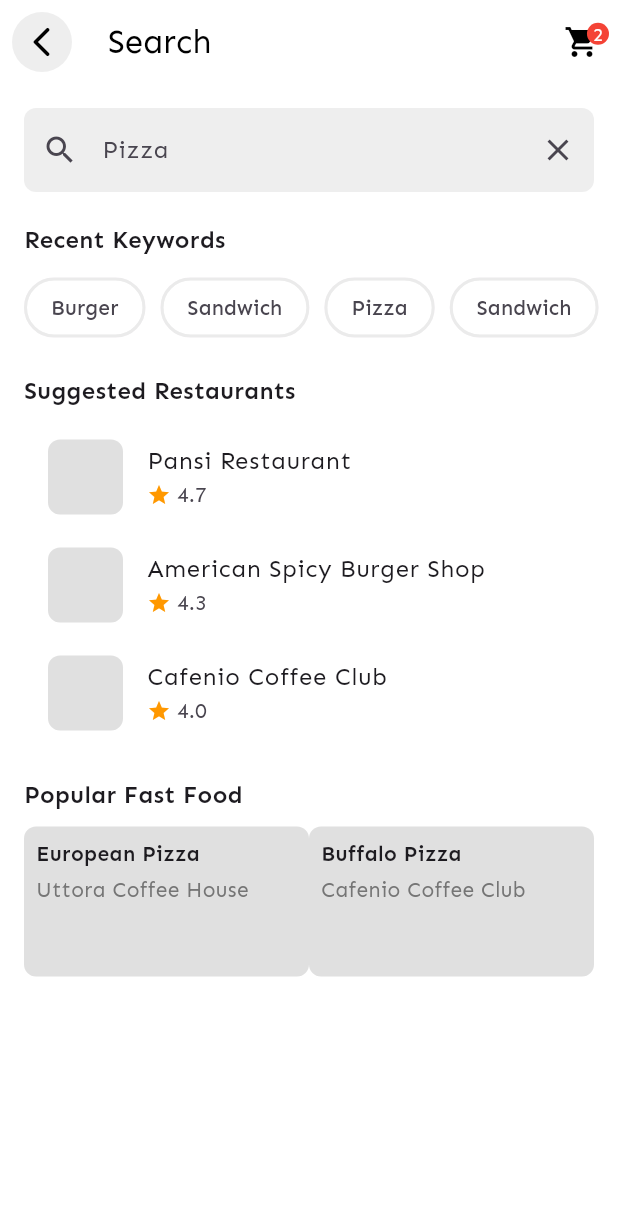
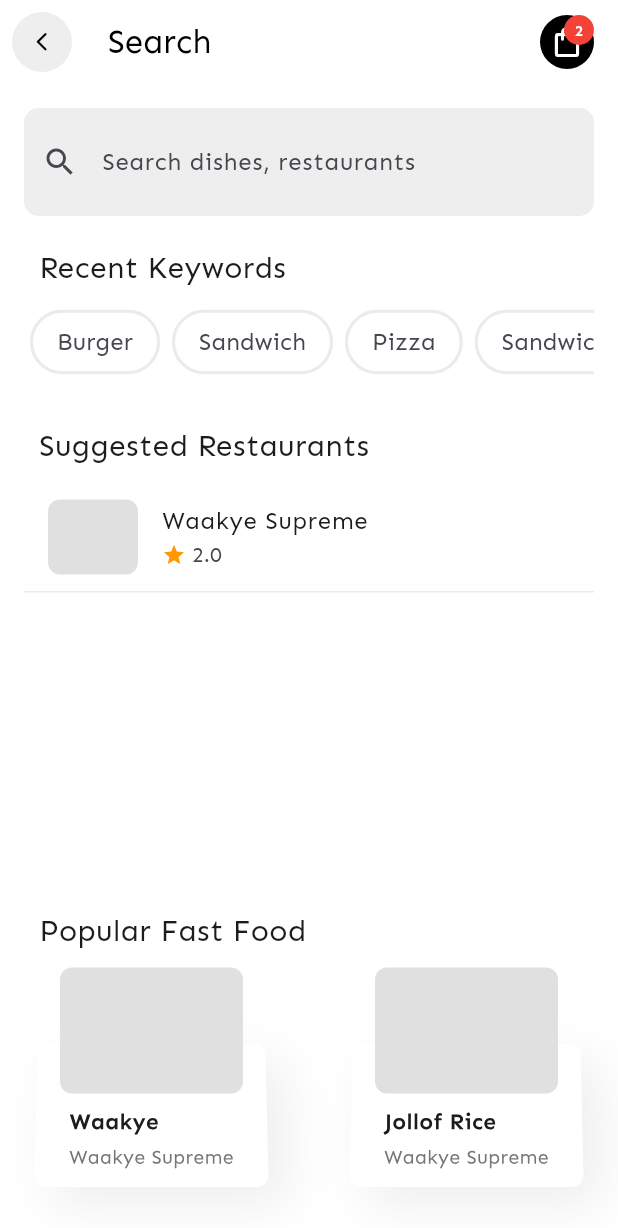
Before and after one commit to iyad07/BiteX--frontend, a Flutter app: the SearchPage screen opened by its route, on a phone screen of 412 x 824 dp. Shown: the top 1228 px of the screen. Run offline on Flutter 3.47's test engine with Material 3 defaults, Android fonts, the phone set to English and light mode, and no system bars; network calls fail.

Commit message:
Done with the dashboard and search pages

```diff
--- a/lib/components/dashboard/search_bar.dart
+++ b/lib/components/dashboard/search_bar.dart
@@ -1,11 +1,16 @@
 import 'package:flutter/material.dart';
 
-Widget searchBar() => TextField(
+Widget searchBar({bool enabled = true}) => TextField(
+      enabled: enabled,
       decoration: InputDecoration(
         contentPadding: EdgeInsets.symmetric(vertical: 24.0, horizontal: 16),
         prefixIcon: Icon(Icons.search),
         hintText: 'Search dishes, restaurants',
         filled: true,
+        enabledBorder: OutlineInputBorder(
+          borderRadius: BorderRadius.circular(10),
+          borderSide: BorderSide(color: Colors.grey[200]!),
+        ),
         fillColor: Colors.grey[200],
         border: OutlineInputBorder(
           borderRadius: BorderRadius.circular(10),
--- a/lib/components/search_page/keyword_chip.dart
+++ b/lib/components/search_page/keyword_chip.dart
@@ -6,10 +6,13 @@ class KeywordChip extends StatelessWidget {
 
   @override
   Widget build(BuildContext context) {
-    return Chip(
-      label: Text(label),
-      shape: StadiumBorder(side: BorderSide(color:Color.fromARGB(153, 231, 231, 231),width: 2)),
-      backgroundColor: Colors.white,
+    return Container(
+      padding: EdgeInsets.symmetric(horizontal: 4),
+      child: Chip(
+        label: Text(label,style: TextStyle(fontWeight: FontWeight.w400, fontSize: 16)),
+        shape: StadiumBorder(side: BorderSide(color:Color.fromARGB(153, 231, 231, 231),width: 2)),
+        backgroundColor: Colors.white,
+      ),
     );
   }
 }
--- /dev/null
+++ b/lib/components/search_page/pop_food_tile.dart
@@ -0,0 +1,82 @@
+import 'package:bikex/models/food.dart';
+import 'package:flutter/material.dart';
+
+class PopularFoodTile extends StatelessWidget {
+  final Food food;
+  const PopularFoodTile({super.key, required this.food});
+
+  @override
+  Widget build(BuildContext context) {
+    return SizedBox(
+      height: 144,
+      child: Stack(
+        alignment: Alignment.center,
+        children: [
+          Align(
+            alignment: Alignment.bottomCenter,
+            child: Transform(
+              transform: Matrix4.identity()
+                ..setEntry(3, 2, 0.001) // perspective
+                ..rotateX(-0.3), // tilt backwards (negative angle)
+              alignment: Alignment.center,
+              child: Container(
+                width: 154,
+                height: 100,
+                alignment: Alignment.bottomCenter,
+                padding: EdgeInsets.all(8),
+                decoration: BoxDecoration(
+                  color: Colors.white,
+                  borderRadius: BorderRadius.circular(8),
+                  boxShadow: [
+                    BoxShadow(
+                      color: Colors.grey[200]!,
+                      blurRadius: 30,
+                      offset: Offset(12, 12),
+                    ),
+                  ],
+                ),
+                child: Transform(
+                  transform: Matrix4.identity()
+                    ..rotateX(0.2),
+                  alignment: Alignment.center,
+                  child: Padding(
+                    padding: EdgeInsets.symmetric(horizontal: 8, vertical: 4),
+                    child: Column(
+                      mainAxisAlignment: MainAxisAlignment.end,
+                      crossAxisAlignment: CrossAxisAlignment.start,
+                      children: [
+                        Text(
+                          food.foodTitle,
+                          style: TextStyle(fontWeight: FontWeight.bold,fontSize: 15),
+                          overflow: TextOverflow.ellipsis,
+                        ),
+                        SizedBox(height: 4),
+                        Text(
+                          food.restaurant.restaurantName,
+                          style: TextStyle(color: Colors.grey[600], fontSize: 13),
+                          overflow: TextOverflow.ellipsis,
+                        ),
+                      ],
+                    ),
+                  ),
+                ),
+              ),
+            ),
+          ),
+          Align(
+            alignment: Alignment.topCenter,
+            child: Container(
+              height: 84,
+              width: 122,
+              padding: EdgeInsets.all(8),
+              decoration: BoxDecoration(
+                color: Colors.grey[300],
+                borderRadius: BorderRadius.circular(8),
+              ),
+            ),
+          ),
+        ],
+      ),
+    );
+  }
+}
--- /dev/null
+++ b/lib/components/search_page/sug_res__tile.dart
@@ -0,0 +1,30 @@
+import 'package:bikex/models/restaurant.dart';
+import 'package:flutter/material.dart';
+
+class SugResTile extends StatelessWidget {
+  final Restaurant restaurant;
+  const SugResTile({super.key, required this.restaurant});
+
+  @override
+  Widget build(BuildContext context) {
+    return ListTile(
+      shape: UnderlineInputBorder(borderSide: BorderSide(color: const Color.fromARGB(255, 235, 235, 235))),
+      leading: Container(
+        width: 60,
+        height: 50,
+        decoration: BoxDecoration(
+          color: Colors.grey[300],
+          borderRadius: BorderRadius.circular(8),
+        ),
+      ),
+      title: Text(restaurant.restaurantName),
+      subtitle: Row(
+        children: [
+          Icon(Icons.star, color: Colors.orange, size: 16),
+          SizedBox(width: 4),
+          Text(restaurant.rating.toString()),
+        ],
+      ),
+    );
+  }
+}
--- a/lib/data/restaurant_handler.dart
+++ b/lib/data/restaurant_handler.dart
@@ -1,8 +1,17 @@
 import 'package:bikex/models/restaurant.dart';
 import 'package:flutter/material.dart';
 
-class RestaurantHandler extends ChangeNotifier{
-
-  static List<Restaurant> restaurantList = [];
-
+class RestaurantHandler extends ChangeNotifier {
+  List<Restaurant> restaurantList = [
+    Restaurant(
+      restaurantName: 'Waakye Supreme',
+      restaurantImage:
+          "https://images.bolt.eu/store/2022/2022-02-09/0007c966-0747-4e5b-842c-beddf6b776af.jpeg",
+      rating: 2,
+      deliveryTime: "short",
+      isFreeDelivery: true,
+      restaurantCategories: "Fast food",
+      foodList: [],
+    ),
+  ];
 }
--- a/lib/main.dart
+++ b/lib/main.dart
@@ -10,12 +10,14 @@ import 'package:flutter/material.dart';
 import 'package:provider/provider.dart';
 
 void main() {
-  runApp( MultiProvider(
+  runApp(
+    MultiProvider(
       providers: [
         ChangeNotifierProvider(create: (_) => RestaurantHandler()),
       ],
       child: const MyApp(),
-    ),);
+    ),
+  );
 }
 
 class MyApp extends StatelessWidget {
@@ -31,11 +33,11 @@ class MyApp extends StatelessWidget {
         //useMaterial3: true,
         fontFamily: 'Sen',
       ),
-      initialRoute: '/search',
+      initialRoute: '/dashboard',
       routes: {
-        '/search':(context)=> SearchPage(),
-        '/dashboard':(context)=>RestaurantDashboard(),
-        '/onboarding1': (context) =>  OnboardingScreen(),
+        '/search': (context) => SearchPage(),
+        '/dashboard': (context) => RestaurantDashboard(),
+        '/onboarding1': (context) => OnboardingScreen(),
         '/login': (context) => const LoginPage(),
         '/signup': (context) => const SignUpPage(),
         '/verification': (context) => const VerificationPage(),
@@ -44,51 +46,3 @@ class MyApp extends StatelessWidget {
     );
   }
 }
-
-class MyHomePage extends StatefulWidget {
-  const MyHomePage({super.key, required this.title});
-
-  final String title;
-
-  @override
-  State<MyHomePage> createState() => _MyHomePageState();
-}
-
-class _MyHomePageState extends State<MyHomePage> {
-  int _counter = 0;
-
-  void _incrementCounter() {
-    setState(() {
-      _counter++;
-    });
-  }
-
-  @override
-  Widget build(BuildContext context) {
-    return Scaffold(
-      appBar: AppBar(
-        backgroundColor: Theme.of(context).colorScheme.inversePrimary,
-        title: Text(widget.title),
-      ),
-      body: Center(
-        child: Column(
-          mainAxisAlignment: MainAxisAlignment.center,
-          children: <Widget>[
-            const Text(
-              'You have pushed the button this many times:',
-            ),
-            Text(
-              '$_counter',
-              style: Theme.of(context).textTheme.headlineMedium,
-            ),
-          ],
-        ),
-      ),
-      floatingActionButton: FloatingActionButton(
-        onPressed: _incrementCounter,
-        tooltip: 'Increment',
-        child: const Icon(Icons.add),
-      ), // This trailing comma makes auto-formatting nicer for build methods.
-    );
-  }
-}
--- a/lib/models/food.dart
+++ b/lib/models/food.dart
@@ -1,11 +1,14 @@
+import 'package:bikex/models/restaurant.dart';
+
 class Food {
   String foodTitle;
-  String foodImage;
+  String? foodImage;
   int price;
-
+  Restaurant restaurant;
   Food({
     required this.foodTitle,
-    required this.foodImage,
+    this.foodImage,
     required this.price,
+    required this.restaurant,
   });
 }
--- a/lib/pages/Dashboard/dashboard.dart
+++ b/lib/pages/Dashboard/dashboard.dart
@@ -3,7 +3,7 @@ import 'package:bikex/components/dashboard/category_card.dart';
 import 'package:bikex/components/dashboard/restaurant_card.dart';
 import 'package:bikex/components/dashboard/search_bar.dart';
 import 'package:bikex/data/restaurant_handler.dart';
-import 'package:bikex/models/restaurant.dart';
+import 'package:bikex/pages/Dashboard/search_page.dart';
 import 'package:flutter/material.dart';
 import 'package:provider/provider.dart';
 
@@ -127,7 +127,14 @@ class RestaurantDashboardState extends State<RestaurantDashboard> {
               SizedBox(height: 16),
               Container(
                   padding: EdgeInsets.symmetric(horizontal: 12),
-                  child: searchBar()),
+                  child: GestureDetector(
+                    onTap: () {
+                      Navigator.push(
+                        context,
+                        MaterialPageRoute(builder: (context) => SearchPage()),
+                      );
+                    },
+                    child: searchBar(enabled: false))),
               SizedBox(height: 8),
               Container(
                 padding: EdgeInsets.symmetric(horizontal: 16),
@@ -210,16 +217,7 @@ class RestaurantDashboardState extends State<RestaurantDashboard> {
                 child: ListView(
                   children: [
                     RestaurantCard(
-                      restaurant: Restaurant(
-                        restaurantName: 'Waakye Supreme',
-                        restaurantImage:
-                            "https://images.bolt.eu/store/2022/2022-02-09/0007c966-0747-4e5b-842c-beddf6b776af.jpeg",
-                        rating: 2,
-                        deliveryTime: "short",
-                        isFreeDelivery: true,
-                        restaurantCategories: "Fast food",
-                        foodList: [],
-                      ),
+                      restaurant: value.restaurantList[0],
                     ),
                     // Add more RestaurantCard widgets here if needed.
                   ],
--- a/lib/pages/Dashboard/search_page.dart
+++ b/lib/pages/Dashboard/search_page.dart
@@ -1,10 +1,24 @@
+import 'package:bikex/components/dashboard/search_bar.dart';
 import 'package:bikex/components/search_page/keyword_chip.dart';
+import 'package:bikex/components/search_page/pop_food_tile.dart';
+import 'package:bikex/components/search_page/sug_res__tile.dart';
+import 'package:bikex/data/restaurant_handler.dart';
+import 'package:bikex/models/food.dart';
 import 'package:flutter/material.dart';
+import 'package:provider/provider.dart';
 
-class SearchPage extends StatelessWidget {
+class SearchPage extends StatefulWidget {
+  const SearchPage({super.key});
+
+  @override
+  State<SearchPage> createState() => _SearchPageState();
+}
+
+class _SearchPageState extends State<SearchPage> {
   @override
   Widget build(BuildContext context) {
-    return Scaffold(
+    return Consumer<RestaurantHandler>(
+      builder: (context, value, child) => Scaffold(
         backgroundColor: Colors.white,
         appBar: AppBar(
           backgroundColor: Colors.transparent,
@@ -14,8 +28,14 @@ class SearchPage extends StatelessWidget {
             decoration:
                 BoxDecoration(shape: BoxShape.circle, color: Colors.grey[200]),
             child: IconButton(
-            icon: Icon(Icons.arrow_back_ios_rounded, color: Colors.black),
-            onPressed: () {},
+              icon: Icon(
+                Icons.arrow_back_ios_rounded,
+                color: Colors.black,
+                size: 15,
+              ),
+              onPressed: () {
+                Navigator.of(context).pop();
+              },
             ),
           ),
           title: Text(
@@ -25,67 +45,70 @@ class SearchPage extends StatelessWidget {
           actions: [
             Stack(
               children: [
-              IconButton(
-                icon: Icon(Icons.shopping_cart, color: Colors.black),
-                onPressed: () {},
+                Container(
+                  padding: EdgeInsets.all(6),
+                  margin: EdgeInsets.only(right: 16),
+                  decoration: BoxDecoration(
+                    shape: BoxShape.circle,
+                    color: Colors.black,
+                  ),
+                  child: Icon(
+                    Icons.shopping_bag_outlined,
+                    color: Colors.white,
+                  ),
                 ),
                 Positioned(
-                right: 6,
-                top: 6,
+                  right: 16,
+                  top: 0,
                   child: Container(
-                  padding: EdgeInsets.all(4),
+                    width: 20,
+                    height: 20,
                     decoration: BoxDecoration(
                       color: Colors.red,
                       shape: BoxShape.circle,
                     ),
+                    child: Center(
                       child: Text(
                         '2',
                         style: TextStyle(
                             color: Colors.white,
-                      fontSize: 12,
+                            fontSize: 10,
+                            fontWeight: FontWeight.bold),
                       ),
                     ),
                   ),
                 ),
               ],
-          )
+            ),
           ],
         ),
-      body: Padding(
+        body: SingleChildScrollView(
+          child: Padding(
             padding: const EdgeInsets.all(16.0),
             child: Column(
               crossAxisAlignment: CrossAxisAlignment.start,
               children: [
                 // Search Bar
-            TextField(
-              decoration: InputDecoration(
-                prefixIcon: Icon(Icons.search),
-                hintText: 'Pizza',
-                filled: true,
-                fillColor: Colors.grey[200],
-                border: OutlineInputBorder(
-                  borderRadius: BorderRadius.circular(8),
-                  borderSide: BorderSide.none,
-                ),
-                suffixIcon: IconButton(
-                  icon: Icon(Icons.clear),
-                  onPressed: () {},
-                ),
-              ),
+                searchBar(
                 ),
 
                 SizedBox(height: 20),
 
                 // Recent Keywords
-            Text(
+                Container(
+                  padding: EdgeInsets.symmetric(horizontal: 10),
+                  child: Text(
                     'Recent Keywords',
-              style: TextStyle(fontWeight: FontWeight.bold, fontSize: 16),
+                    style: TextStyle(
+                      fontWeight: FontWeight.w400,
+                      fontSize: 20,
                     ),
-            SizedBox(height: 10),
+                  ),
+                ),
                 SizedBox(
-              width: double.infinity,
-              child: Row(
-                spacing: 10,
+                  height: 70,
+                  child: ListView(
+                    scrollDirection: Axis.horizontal,
                     children: [
                       KeywordChip(label: 'Burger'),
                       KeywordChip(label: 'Sandwich'),
@@ -94,89 +117,64 @@ class SearchPage extends StatelessWidget {
                     ],
                   ),
                 ),
-
                 SizedBox(height: 20),
 
                 // Suggested Restaurants
-            Text(
+                Container(
+                  padding: EdgeInsets.symmetric(horizontal: 10),
+                  child: Text(
                     'Suggested Restaurants',
-              style: TextStyle(fontWeight: FontWeight.bold, fontSize: 16),
+                    style: TextStyle(fontWeight: FontWeight.w400, fontSize: 20),
+                  ),
                 ),
                 SizedBox(height: 10),
-            Column(
+                SizedBox(
+                  height: 264,
+                  child: ListView(
                     children: [
-                _buildRestaurantTile('Pansi Restaurant', 4.7),
-                _buildRestaurantTile('American Spicy Burger Shop', 4.3),
-                _buildRestaurantTile('Cafenio Coffee Club', 4.0),
+                      SugResTile(restaurant: value.restaurantList[0]),
                     ],
+                  ),
                 ),
 
                 SizedBox(height: 20),
 
                 // Popular Fast Food
-            Text(
+                Container(
+                  padding: EdgeInsets.symmetric(horizontal: 10),
+                  child: Text(
                     'Popular Fast Food',
-              style: TextStyle(fontWeight: FontWeight.bold, fontSize: 16),
+                    style: TextStyle(fontWeight: FontWeight.w400, fontSize: 20),
+                  ),
                 ),
                 SizedBox(height: 10),
-            Row(
-              mainAxisAlignment: MainAxisAlignment.spaceBetween,
-              children: [
-                _buildFastFoodCard('European Pizza', 'Uttora Coffee House'),
-                _buildFastFoodCard('Buffalo Pizza', 'Cafenio Coffee Club'),
-              ],
+                GridView.builder(
+                  shrinkWrap: true,
+                  physics: NeverScrollableScrollPhysics(),
+                  gridDelegate: SliverGridDelegateWithFixedCrossAxisCount(
+                    crossAxisCount: 2,
+                    childAspectRatio: 2.3 / 2,
+                    crossAxisSpacing: 40,
+                    mainAxisSpacing: 10,
+                  ),
+                  itemCount: 2, // Adjust this based on your data
+                  itemBuilder: (context, index) {
+                    return PopularFoodTile(
+                      food: index == 0
+                          ? Food(
+                              foodTitle: "Waakye",
+                              price: 30,
+                              restaurant: value.restaurantList[0])
+                          : Food(
+                              foodTitle: "Jollof Rice",
+                              price: 30,
+                              restaurant: value.restaurantList[0]),
+                    );
+                  },
                 ),
               ],
             ),
           ),
-    );
-  }
-
-  Widget _buildRestaurantTile(String name, double rating) {
-    return ListTile(
-      leading: Container(
-        width: 50,
-        height: 50,
-        decoration: BoxDecoration(
-          color: Colors.grey[300],
-          borderRadius: BorderRadius.circular(8),
-        ),
-      ),
-      title: Text(name),
-      subtitle: Row(
-        children: [
-          Icon(Icons.star, color: Colors.orange, size: 16),
-          SizedBox(width: 4),
-          Text(rating.toString()),
-        ],
-      ),
-    );
-  }
-
-  Widget _buildFastFoodCard(String title, String subtitle) {
-    return Expanded(
-      child: Container(
-        height: 100,
-        padding: EdgeInsets.all(8),
-        decoration: BoxDecoration(
-          color: Colors.grey[300],
-          borderRadius: BorderRadius.circular(8),
-        ),
-        child: Column(
-          crossAxisAlignment: CrossAxisAlignment.start,
-          children: [
-            Text(
-              title,
-              style: TextStyle(fontWeight: FontWeight.bold),
-              overflow: TextOverflow.ellipsis,
-            ),
-            SizedBox(height: 4),
-            Text(
-              subtitle,
-              style: TextStyle(color: Colors.grey[600]),
-              overflow: TextOverflow.ellipsis,
-            ),
-          ],
         ),
       ),
     );
--- a/lib/pages/onboarding screens/onboarding_screen.dart
+++ b/lib/pages/onboarding screens/onboarding_screen.dart
@@ -2,6 +2,8 @@ import 'package:bikex/components/buttons.dart';
 import 'package:flutter/material.dart';
 
 class OnboardingScreen extends StatefulWidget {
+  const OnboardingScreen({super.key});
+
   @override
   _OnboardingScreenState createState() => _OnboardingScreenState();
 }
@@ -78,7 +80,6 @@ class _OnboardingScreenState extends State<OnboardingScreen> {
 
   void _finishOnboarding() {
     // Handle finishing the onboarding (e.g., navigate to the home screen)
-    print("Onboarding completed! Navigating to home screen...");
     Navigator.pushNamed(context, '/login');
   }
 }
@@ -92,14 +93,14 @@ class OnboardingPage extends StatelessWidget {
   final int currentPage;
 
   const OnboardingPage({
-    Key? key,
+    super.key,
     required this.title,
     required this.description,
     required this.isLastPage,
     required this.currentPage,
     this.onNext,
     this.onSkip,
-  }) : super(key: key);
+  });
 
   @override
   Widget build(BuildContext context) {
--- a/lib/pages/user_credential_pages/forgot_password.dart
+++ b/lib/pages/user_credential_pages/forgot_password.dart
@@ -29,7 +29,6 @@ class _ForgotPasswordPageState extends State<ForgotPasswordPage> {
     }
 
     // Logic to send the reset code
-    print('Sending reset code to $email');
   }
 
   @override
```
Also changed, not shown: lib/pages/restaurant _page/restaurant_page.dart (added). Lines whose indentation alone changed are shown as unchanged.
